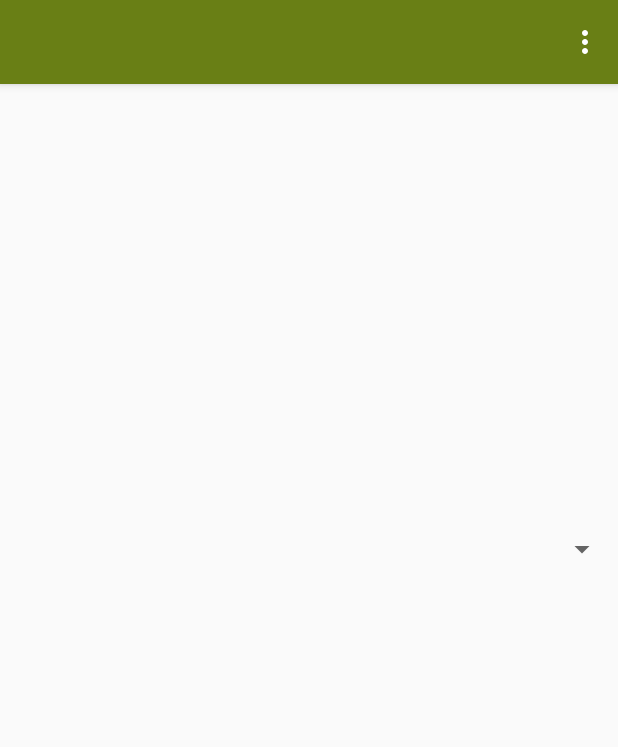
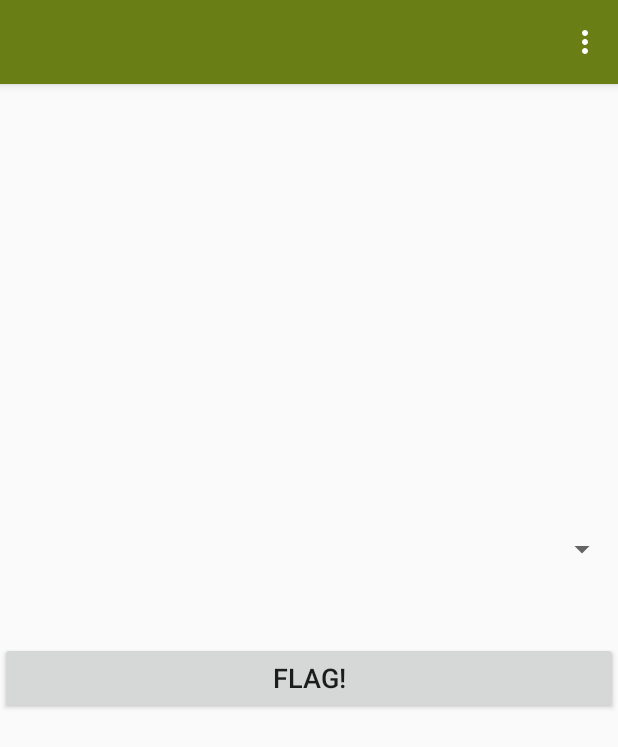
Before and after one commit to 2Kreeper/Homework, an Android app: the FlagActivity screen opened directly, with no data from a screen before it, on a phone screen of 412 x 824 dp. Shown: the top 747 px of the screen. Run offline under Robolectric (Android 15) with nearby library versions, the phone set to English and light mode, and no system bars; 1 statement that could not run was skipped.

```diff
--- a/app/src/main/java/eu/baron_online/homework/HomeworkListActivity.java
+++ b/app/src/main/java/eu/baron_online/homework/HomeworkListActivity.java
@@ -113,12 +113,6 @@ public class HomeworkListActivity extends ToolbarActivity {
             public void onClick(View v) {
                 Intent intent = new Intent(HomeworkListActivity.instance, CreateEntryActivity.class);
                 startActivity(intent);
-
-                Bundle bundle = new Bundle();
-                bundle.putString(FirebaseAnalytics.Param.ITEM_ID, Integer.toString(R.id.fab));
-                bundle.putString(FirebaseAnalytics.Param.ITEM_NAME, "Button pressed");
-                bundle.putString(FirebaseAnalytics.Param.CONTENT_TYPE, "FAB pressed!");
-                firebaseAnalytics.logEvent(FirebaseAnalytics.Event.SELECT_CONTENT, bundle);
             }
         });
 
--- a/app/src/main/res/layout/activity_flag.xml
+++ b/app/src/main/res/layout/activity_flag.xml
@@ -53,10 +53,23 @@
         android:layout_alignParentEnd="true"
         android:layout_alignParentStart="true"
         android:layout_below="@+id/homeworkUser"
-        android:layout_marginTop="50dp" />
+        android:layout_marginTop="50dp"
+        android:textAlignment="center"
+        android:textSize="24sp" />
 
     <include
         android:id="@+id/toolbar"
         layout="@layout/toolbar" />
 
+    <Button
+        android:id="@+id/flag_button"
+        android:layout_width="wrap_content"
+        android:layout_height="wrap_content"
+        android:layout_alignParentEnd="true"
+        android:layout_alignParentStart="true"
+        android:layout_below="@+id/homeworkFlagReason"
+        android:layout_marginTop="50dp"
+        android:text="@string/flag"
+        android:textSize="18sp" />
+
 </RelativeLayout>
--- a/app/src/main/res/values/strings.xml
+++ b/app/src/main/res/values/strings.xml
@@ -65,5 +65,8 @@
         <item>Insulting</item>
         <item>Double</item>
     </string-array>
+    <string name="account_data_wrong">Your login data is invalid!</string>
+    <string name="error_internal">An internal error occured! The developer is already noticed</string>
+    <string name="error_already_flagged">You have already flagged this entry!</string>
 
 </resources>
```
Also changed, not shown: app/src/main/java/eu/baron_online/homework/FlagActivity.java (+96 -0 lines), app/src/main/java/eu/baron_online/homework/ToolbarActivity.java (+18 -7 lines), app/src/main/java/eu/baron_online/homework/exception/LoginException.java (added, +12 -0 lines), app/src/main/java/eu/baron_online/homework/exception/MySQLException.java (added, +12 -0 lines), 1 other file.
